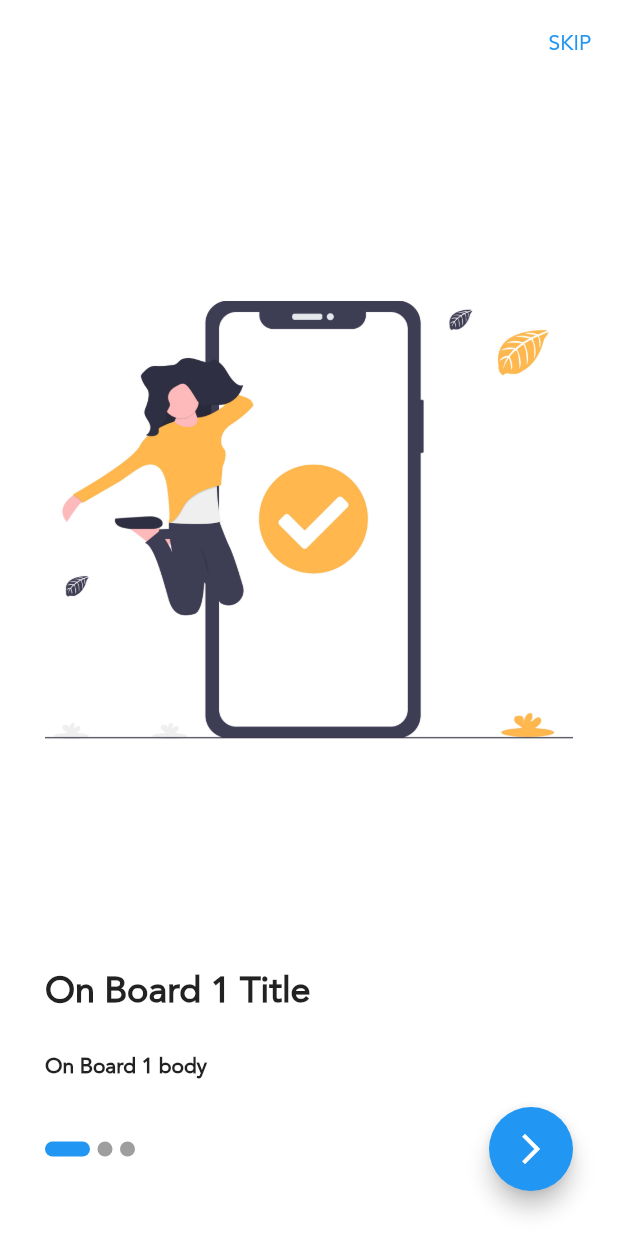
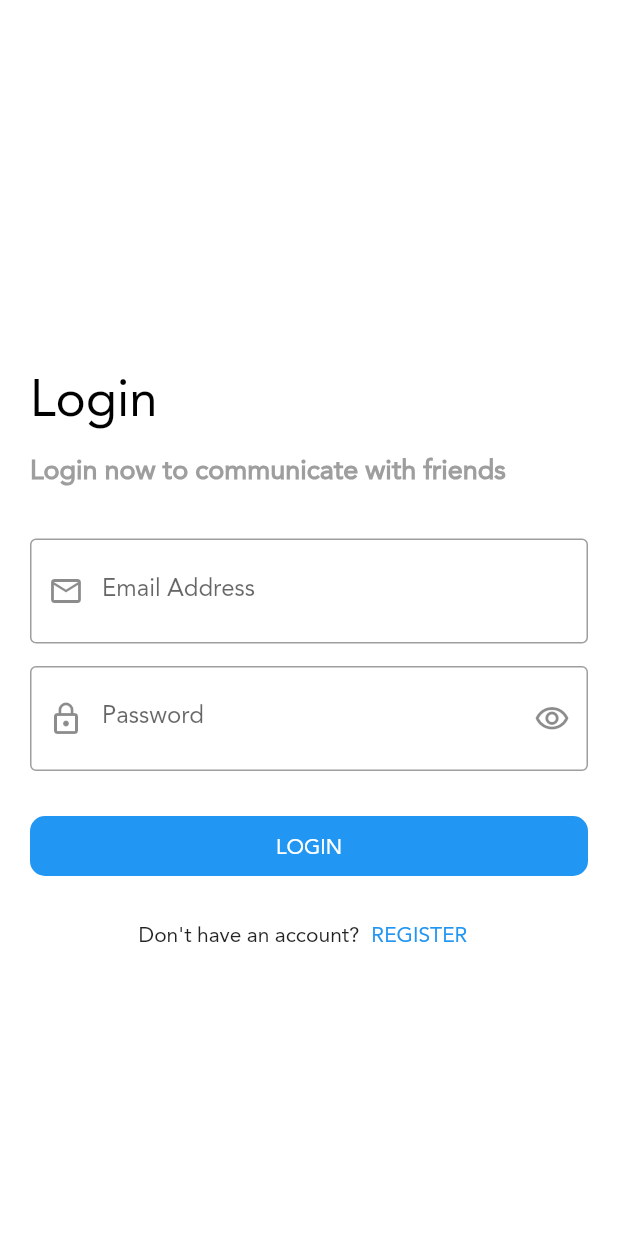
Before and after one commit to AbdelrahmanFouad1/FlutterUdemy, a Flutter app: the screen it shows after launch, on a phone screen of 412 x 824 dp. Run offline on Flutter 3.47's test engine with Material 2 defaults, Android fonts, the light colour scheme and no system bars; drawn by our look-alikes of smooth_page_indicator; our stand-ins replace bloc, carousel_slider, conditional_builder, dio, firebase_auth, firebase_core and 6 more; accounts and stored records are empty.

Commit message:
login and register social app

```diff
--- a/lib/main.dart
+++ b/lib/main.dart
@@ -1,9 +1,11 @@
 import 'package:bloc/bloc.dart';
+import 'package:firebase_core/firebase_core.dart';
 import 'package:first_flutter_app/layout/news_app/cubit/cubit.dart';
 import 'package:first_flutter_app/layout/shop_app/cubit/cubit.dart';
 import 'package:first_flutter_app/layout/shop_app/shop_layout.dart';
 import 'package:first_flutter_app/modules/shop_app/login/shop_login_scree.dart';
 import 'package:first_flutter_app/modules/shop_app/on_boarding/on_boarding_screen.dart';
+import 'package:first_flutter_app/modules/social_app/social_login/social_login_scree.dart';
 import 'package:first_flutter_app/shared/bloc_observer.dart';
 import 'package:first_flutter_app/shared/components/constants.dart';
 import 'package:first_flutter_app/shared/cubit/cubit.dart';
@@ -23,8 +25,11 @@ import 'layout/news_app/news_layout.dart';
 
 void main() async
 {
+
   // بيتأكد ان كل حاجه هنا في الميثود خلصت و بعدين يتفح الابلكيشن
   WidgetsFlutterBinding.ensureInitialized();
+
+  await Firebase.initializeApp();
 
   Bloc.observer = MyBlocObserver();
   DioHelper.init();
@@ -85,7 +90,7 @@ class MyApp extends StatelessWidget {
             darkTheme: darkTheme,
             themeMode: ThemeMode.light,
             // AppCubit.get(context).darkMode? ThemeMode.dark : ThemeMode.light,
-            home: startWidget,
+            home: SocialLoginScreen(),
           );
         },
       ),
--- a/lib/modules/shop_app/on_boarding/on_boarding_screen.dart
+++ b/lib/modules/shop_app/on_boarding/on_boarding_screen.dart
@@ -16,6 +16,7 @@ class BoardingModel{
     @required this.body,
 });
 }
+
 
 class OnBoardingScreen extends StatefulWidget {
 
--- /dev/null
+++ b/lib/modules/social_app/social_login/cubit/cubit.dart
@@ -0,0 +1,40 @@
+import 'package:firebase_auth/firebase_auth.dart';
+import 'package:first_flutter_app/modules/social_app/social_login/cubit/states.dart';
+import 'package:flutter/cupertino.dart';
+import 'package:flutter/material.dart';
+import 'package:flutter_bloc/flutter_bloc.dart';
+
+class SocialLoginCubit extends Cubit<SocialLoginStates> {
+  SocialLoginCubit() : super(SocialLoginInitialStates());
+
+  static SocialLoginCubit get(context) => BlocProvider.of(context);
+
+
+  void userLogin({
+    @required String email,
+    @required String password,
+  }) {
+    emit(SocialLoginLoadingStates());
+
+    FirebaseAuth.instance.signInWithEmailAndPassword(
+        email: email, password: password
+    ).then((value) {
+      print(value.user.email);
+      print(value.user.uid);
+      emit(SocialLoginSuccessStates());
+    }).catchError((error){
+      emit(SocialLoginErrorStates(error.toString()));
+    });
+  }
+
+  IconData suffix = Icons.visibility_outlined;
+  bool isPassword = true;
+
+  void changePasswordVisibility() {
+    isPassword = !isPassword;
+    suffix =
+        isPassword ? Icons.visibility_outlined : Icons.visibility_off_outlined;
+
+    emit(SocialChangePasswordVisibilityState());
+  }
+}
--- /dev/null
+++ b/lib/modules/social_app/social_login/cubit/states.dart
@@ -0,0 +1,15 @@
+abstract class SocialLoginStates {}
+
+class SocialLoginInitialStates extends SocialLoginStates {}
+
+class SocialLoginLoadingStates extends SocialLoginStates {}
+
+class SocialLoginSuccessStates extends SocialLoginStates {}
+
+class SocialLoginErrorStates extends SocialLoginStates {
+  final String error;
+
+  SocialLoginErrorStates(this.error);
+}
+
+class SocialChangePasswordVisibilityState extends SocialLoginStates {}
--- /dev/null
+++ b/lib/modules/social_app/social_login/social_login_scree.dart
@@ -0,0 +1,164 @@
+import 'package:conditional_builder/conditional_builder.dart';
+import 'package:first_flutter_app/modules/social_app/social_login/cubit/cubit.dart';
+import 'package:first_flutter_app/modules/social_app/social_login/cubit/states.dart';
+import 'package:first_flutter_app/modules/social_app/social_register/shop_register_screen.dart';
+import 'package:first_flutter_app/shared/components/components.dart';
+import 'package:flutter/cupertino.dart';
+import 'package:flutter/material.dart';
+import 'package:flutter_bloc/flutter_bloc.dart';
+
+
+class SocialLoginScreen extends StatelessWidget {
+  var formKey = GlobalKey<FormState>();
+  var emailController = TextEditingController();
+  var passwordController = TextEditingController();
+
+  @override
+  Widget build(BuildContext context) {
+    return BlocProvider(
+      create: (BuildContext context) => SocialLoginCubit(),
+      child: BlocConsumer<SocialLoginCubit, SocialLoginStates>(
+        listener: (context, state) {
+          if(state is SocialLoginErrorStates){
+            showToast(
+                message: state.error,
+                state: ToastStates.ERROR
+            );
+          }
+        },
+        builder: (context, state) {
+          var cubit = SocialLoginCubit.get(context);
+          return Scaffold(
+            appBar: AppBar(),
+            body: Center(
+              child: SingleChildScrollView(
+                child: Padding(
+                  padding: const EdgeInsets.all(20.0),
+                  child: Form(
+                    key: formKey,
+                    child: Column(
+                      crossAxisAlignment: CrossAxisAlignment.start,
+                      children: [
+                        Text(
+                          'Login',
+                          style: Theme
+                              .of(context)
+                              .textTheme
+                              .headline4
+                              .copyWith(color: Colors.black),
+                        ),
+                        Text(
+                          'Login now to communicate with friends',
+                          style: Theme
+                              .of(context)
+                              .textTheme
+                              .bodyText1
+                              .copyWith(
+                            color: Colors.grey,
+                          ),
+                        ),
+                        SizedBox(
+                          height: 30.0,
+                        ),
+                        defaultTextField(
+                          controller: emailController,
+                          textInputType: TextInputType.emailAddress,
+                          preFix: Icons.email_outlined,
+                          label: 'Email Address',
+                          validator: (String value) {
+                            if (value.isEmpty) {
+                              return 'please enter your email address';
+                            }
+                          },
+                        ),
+                        SizedBox(
+                          height: 15.0,
+                        ),
+                        defaultTextField(
+                          controller: passwordController,
+                          textInputType: TextInputType.visiblePassword,
+                          preFix: Icons.lock_outline,
+                          suffix: cubit.suffix,
+                          onSubmit: (value) {
+                            if (formKey.currentState.validate()) {
+                              // SocialLoginCubit.get(context).userLogin(
+                              //   email: emailController.text,
+                              //   password: passwordController.text,
+                              // );
+                            }
+                          },
+                          isPassword: cubit.isPassword,
+                          label: 'Password',
+                          validator: (String value) {
+                            if (value.isEmpty) {
+                              return 'password is too short';
+                            }
+                          },
+                          suffixPressed: () {
+                            cubit.changePasswordVisibility();
+                          },
+                        ),
+                        SizedBox(
+                          height: 30.0,
+                        ),
+                        ConditionalBuilder(
+                          condition: state is! SocialLoginLoadingStates,
+                          builder: (context) =>
+                              defaultButton(
+                                text: 'Login',
+                                function: () {
+                                  if (formKey.currentState.validate()) {
+                                    SocialLoginCubit.get(context).userLogin(
+                                      email: emailController.text,
+                                      password: passwordController.text,
+                                    );
+                                  }
+                                },
+                              ),
+                          fallback: (context) =>
+                              Center(
+                                  child: Container(
+                                    width: 50.0,
+                                    height: 50.0,
+                                    decoration: BoxDecoration(
+                                      color: Colors.blue,
+                                      shape: BoxShape.circle,
+                                    ),
+                                    child: CircularProgressIndicator(
+                                      backgroundColor: Colors.blue,
+                                      color: Colors.white,
+                                    ),
+                                  )),
+                        ),
+                        SizedBox(
+                          height: 15.0,
+                        ),
+                        Row(
+                          mainAxisAlignment: MainAxisAlignment.center,
+                          children: [
+                            Text(
+                              'Don\'t have an account?',
+                            ),
+                            defaultTextButton(
+                              function: () {
+                                navigateTo(
+                                  context,
+                                  SocialRegisterScreen(),
+                                );
+                              },
+                              text: 'register',
+                            ),
+                          ],
+                        ),
+                      ],
+                    ),
+                  ),
+                ),
+              ),
+            ),
+          );
+        },
+      ),
+    );
+  }
+}
--- a/pubspec.yaml
+++ b/pubspec.yaml
@@ -40,6 +40,11 @@ dependencies:
   smooth_page_indicator: ^0.2.3
   fluttertoast: ^8.0.7
   carousel_slider: ^4.0.0
+
+  #Firebase
+  firebase_core: "^1.3.0"
+  firebase_auth: ^2.0.0
+  cloud_firestore: "^2.3.0"
 
 dev_dependencies:
   flutter_test:
```
Also changed, not shown: lib/modules/social_app/social_register/cubit/cubit.dart (added, +42 -0 lines), lib/modules/social_app/social_register/cubit/states.dart (added, +16 -0 lines), lib/modules/social_app/social_register/shop_register_screen.dart (added, +166 -0 lines), pubspec.lock, 5 other files.
